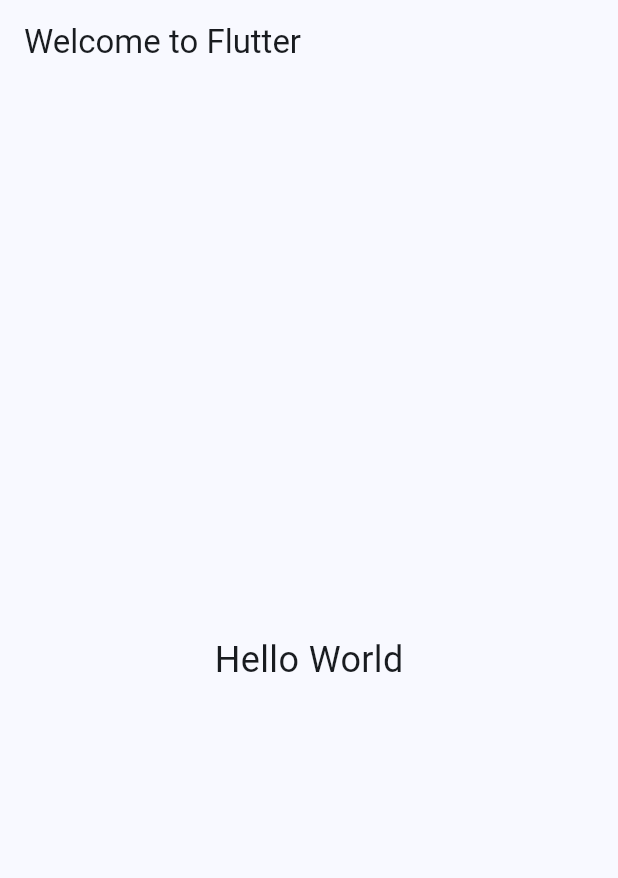
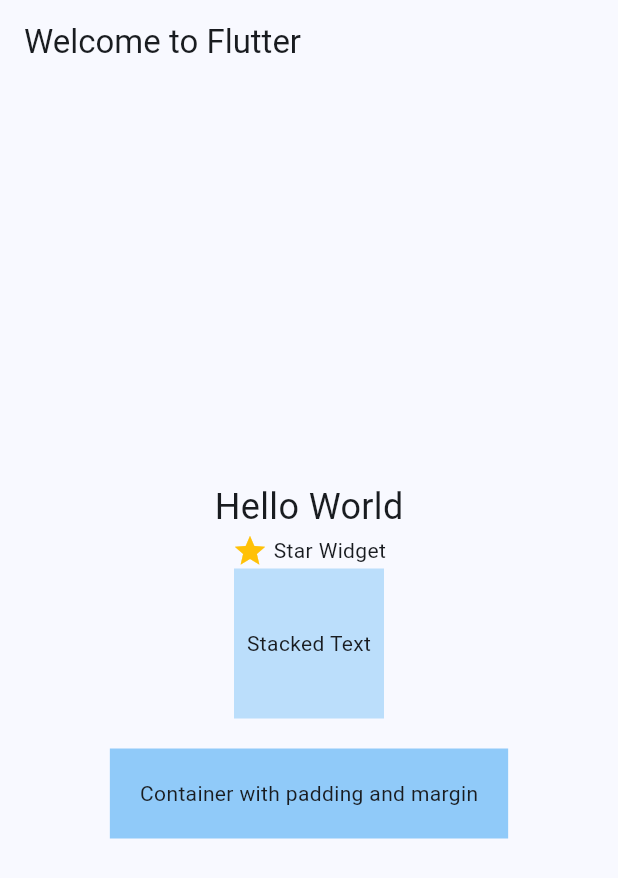
Before and after one commit to GabrielaUDG/LDSW_3.4_Utilizaci-n-de-widgets, a Flutter app: the screen it shows after launch, on a phone screen of 412 x 824 dp. Shown: the top 878 px of the screen. Run offline on Flutter 3.47's test engine with Material 3 defaults, Android fonts, the phone set to English and light mode, and no system bars.

Commit message:
Primer commit del proyecto

```diff
--- a/lib/main.dart
+++ b/lib/main.dart
@@ -31,10 +31,39 @@ class MyHomePage extends StatelessWidget {
       appBar: AppBar(
         title: Text(title),
       ),
-      body: const Center(
-        child: Text(
-          'Hello World',
-          style: TextStyle(fontSize: 24),
+      body: Center(
+        child: Column(
+          mainAxisAlignment: MainAxisAlignment.center,
+          children: [
+            const Text(
+              'Hello World',
+              style: TextStyle(fontSize: 24),
+            ),
+            Row(
+              mainAxisAlignment: MainAxisAlignment.center,
+              children: const [
+                Icon(Icons.star, color: Colors.amber),
+                Text(" Star Widget"),
+              ],
+            ),
+            Stack(
+              alignment: Alignment.center,
+              children: [
+                Container(
+                  width: 100,
+                  height: 100,
+                  color: Colors.blue[100],
+                ),
+                const Text('Stacked Text'),
+              ],
+            ),
+            Container(
+              padding: const EdgeInsets.all(20),
+              margin: const EdgeInsets.only(top: 20),
+              color: Colors.blue[200],
+              child: const Text("Container with padding and margin"),
+            ),
+          ],
         ),
       ),
     );
```
